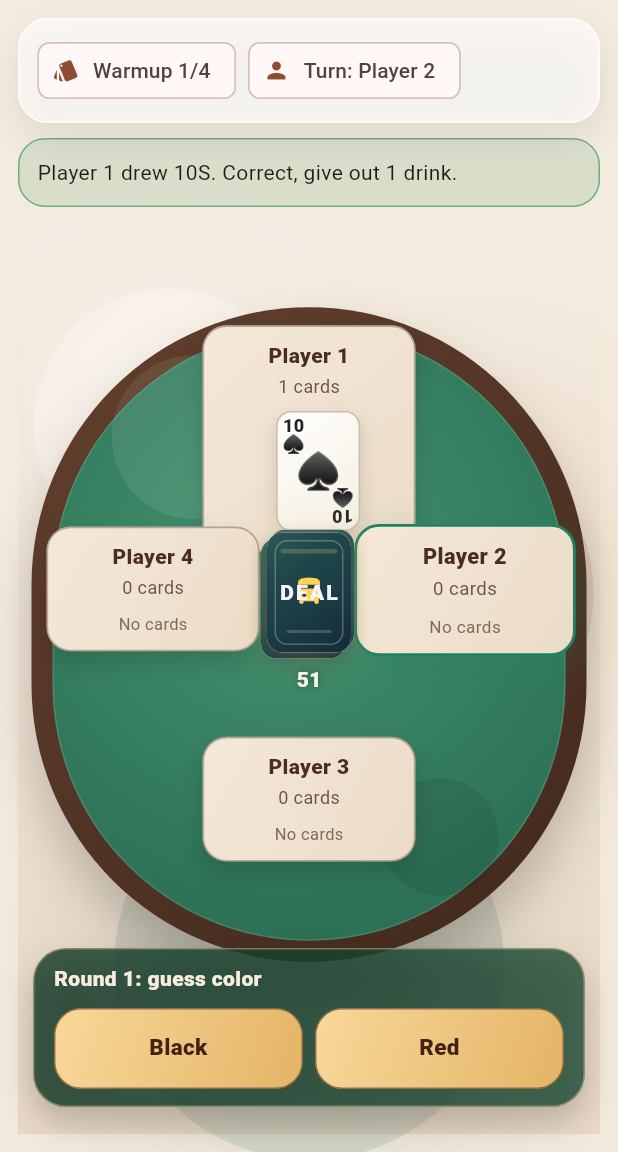
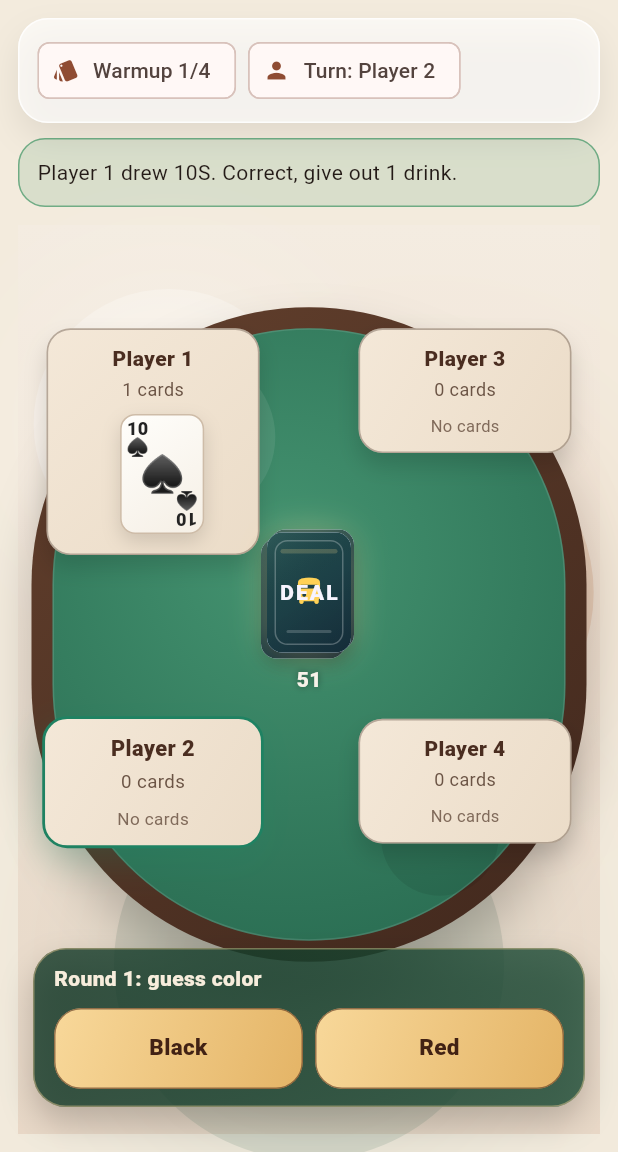
Before and after one commit to bjorkepoc/bussruta, a Flutter app: the screen it shows after launch, after a tap on "Local", after a tap on "Start game", after a tap on "Black", on a phone screen of 412 x 824 dp, the part 84-1236 px from its top. Run offline on Flutter 3.47's test engine with Material 3 defaults, Android fonts, the phone set to English and light mode, and no system bars; our stand-ins replace shared_preferences.

Commit message:
fix(ui): anchor perimeter seating and redesign pyramid board
Reason: enforce bottom-centered odd player seating and make pyramid a dedicated, uncluttered table state with compact edge docks.

```diff
--- a/lib/presentation/game_table_view.dart
+++ b/lib/presentation/game_table_view.dart
@@ -73,12 +73,16 @@ class _GameTableViewState extends State<GameTableView> {
               _TableShell(rect: tableRect),
               if (_showSeats(state.phase))
                 ...List<Widget>.generate(state.players.length, (int index) {
+                  final bool pyramidDock = state.phase == GamePhase.pyramid;
                   final bool compact =
-                      state.phase == GamePhase.pyramid ||
+                      pyramidDock ||
                       (state.phase == GamePhase.warmup
                           ? state.players.length >= 5
                           : state.players.length >= 6);
-                  final Size seatFootprint = _seatFootprint(compact);
+                  final Size seatFootprint = _seatFootprint(
+                    compact,
+                    phase: state.phase,
+                  );
                   final Offset position = _seatCenter(
                     index: index,
                     total: state.players.length,
@@ -99,6 +103,7 @@ class _GameTableViewState extends State<GameTableView> {
                         visibleCards: state.players[index].hand
                             .take(_visibleHandCounts[index] ?? 0)
                             .toList(),
+                        dockMode: pyramidDock,
                         compact: compact,
                         active:
                             state.phase == GamePhase.warmup &&
@@ -273,43 +278,69 @@ class _GameTableViewState extends State<GameTableView> {
   Widget _buildPyramidOverlay(Rect tableRect) {
     final GameState state = widget.state;
     final AppLanguage lang = state.language;
-    final List<Rect> slotRects = _pyramidSlotRects(tableRect);
+    final _PyramidLayout layout = _pyramidLayout(tableRect);
+    final List<Rect> slotRects = layout.slotRects;
     final int nextSlot = state.pyramidRevealIndex >= 15
         ? -1
         : (state.reversePyramid
               ? 14 - state.pyramidRevealIndex.clamp(0, 14)
               : state.pyramidRevealIndex.clamp(0, 14));
-    final Rect deckRect = Rect.fromCenter(
-      center: _pyramidDeckCenter(tableRect),
-      width: _CardMetrics.small.width,
-      height: _CardMetrics.small.height,
-    );
 
     return Stack(
       children: <Widget>[
         Positioned.fromRect(
-          rect: deckRect,
+          rect: layout.boardRect,
+          child: IgnorePointer(
+            child: DecoratedBox(
+              decoration: BoxDecoration(
+                borderRadius: BorderRadius.circular(28),
+                gradient: const LinearGradient(
+                  colors: <Color>[Color(0x1A102E23), Color(0x121D4B3A)],
+                  begin: Alignment.topCenter,
+                  end: Alignment.bottomCenter,
+                ),
+                border: Border.all(color: const Color(0x56FFD89A)),
+                boxShadow: const <BoxShadow>[
+                  BoxShadow(
+                    color: Color(0x33000000),
+                    blurRadius: 20,
+                    offset: Offset(0, 10),
+                  ),
+                ],
+              ),
+            ),
+          ),
+        ),
+        Positioned.fromRect(
+          rect: layout.deckRect,
           child: _DeckStack(
             label: tr(lang, 'PYR', 'PYR'),
             deckCount: state.deck.length,
             ready: false,
           ),
         ),
-        Positioned(
-          left: tableRect.left + 20,
-          top: deckRect.bottom + 12,
+        Positioned.fromRect(
+          rect: layout.hintRect,
+          child: DecoratedBox(
+            decoration: BoxDecoration(
+              borderRadius: BorderRadius.circular(18),
+              color: const Color(0xA61A3B2D),
+              border: Border.all(color: const Color(0x5BFFE4A7)),
+            ),
+            child: Center(
               child: Text(
                 tr(
                   lang,
-              'Tap the glowing next card',
-              'Trykk pa det glodende kortet',
-            ),
+                  'Reveal the glowing next pyramid card',
+                  'Avslor det glodende neste pyramidekortet',
+                ),
+                textAlign: TextAlign.center,
                 style: const TextStyle(
-              color: Color(0xFFF7EDDF),
+                  color: Color(0xFFF8F1E3),
                   fontWeight: FontWeight.w700,
-              shadows: <Shadow>[
-                Shadow(color: Color(0x66000000), blurRadius: 6),
-              ],
+                  fontSize: 12.5,
+                ),
+              ),
             ),
           ),
         ),
@@ -1134,8 +1165,14 @@ class _GameTableViewState extends State<GameTableView> {
     return phase == GamePhase.warmup || phase == GamePhase.pyramid;
   }
 
-  Size _seatFootprint(bool compact) {
-    return compact ? const Size(102, 108) : const Size(142, 144);
+  Size _seatFootprint(bool compact, {required GamePhase phase}) {
+    if (!compact) {
+      return const Size(142, 144);
+    }
+    if (phase == GamePhase.pyramid) {
+      return const Size(94, 96);
+    }
+    return const Size(102, 108);
   }
 
   Offset _seatCenter({
@@ -1144,34 +1181,48 @@ class _GameTableViewState extends State<GameTableView> {
     required GamePhase phase,
     required Rect rect,
   }) {
-    if (phase == GamePhase.pyramid) {
-      final int leftCount = (total / 2).ceil();
-      final bool leftSide = index < leftCount;
-      final int sideIndex = leftSide ? index : index - leftCount;
-      final int sideTotal = leftSide ? leftCount : total - leftCount;
-      final double fraction = sideTotal <= 1
-          ? 0.5
-          : sideIndex / (sideTotal - 1);
-      final double x = leftSide ? rect.left + 68 : rect.right - 68;
-      final double y = rect.top + 76 + fraction * (rect.height - 152);
-      return Offset(x, y);
-    }
-
     final bool compact = phase == GamePhase.pyramid || total >= 5;
-    final Size seatFootprint = _seatFootprint(compact);
-    final double rimInsetX = seatFootprint.width / 2 + 10;
-    final double rimInsetY = seatFootprint.height / 2 + 12;
-
-    final double angleStep = math.pi * 2 / total;
-    final double angle = -math.pi / 2 + angleStep * index;
-    final double radiusX = math.max(70, rect.width / 2 - rimInsetX);
-    final double radiusY = math.max(62, rect.height / 2 - rimInsetY);
-
-    double y = rect.center.dy + math.sin(angle) * radiusY;
-    if (phase == GamePhase.warmup && math.sin(angle) > 0.75) {
-      y += 6;
-    }
-    return Offset(rect.center.dx + math.cos(angle) * radiusX, y);
+    final Size seatFootprint = _seatFootprint(compact, phase: phase);
+    final bool oddCount = total.isOdd;
+    final int sideSlots = oddCount ? (total - 1) ~/ 2 : total ~/ 2;
+    final double edgeInsetX = seatFootprint.width / 2 + 10;
+    final double leftX = rect.left + edgeInsetX;
+    final double rightX = rect.right - edgeInsetX;
+    final double bottomCenterY =
+        rect.bottom -
+        seatFootprint.height / 2 -
+        (phase == GamePhase.pyramid ? 10 : 14);
+
+    if (oddCount && index == 0) {
+      return Offset(rect.center.dx, bottomCenterY);
+    }
+    if (sideSlots <= 0) {
+      return Offset(rect.center.dx, bottomCenterY);
+    }
+
+    final bool leftSide;
+    final int sideIndex;
+    if (oddCount) {
+      leftSide = index <= sideSlots;
+      sideIndex = leftSide ? index - 1 : index - sideSlots - 1;
+    } else {
+      leftSide = index < sideSlots;
+      sideIndex = leftSide ? index : index - sideSlots;
+    }
+
+    final double topRail = phase == GamePhase.pyramid
+        ? _pyramidLayout(rect).hintRect.bottom + seatFootprint.height / 2
+        : rect.top + seatFootprint.height / 2 + 14;
+    final double bottomRail =
+        rect.bottom -
+        seatFootprint.height / 2 -
+        (phase == GamePhase.pyramid ? 30 : 18);
+    final double safeTop = math.min(topRail, bottomRail);
+    final double safeBottom = math.max(topRail, bottomRail);
+    final double fraction = sideSlots == 1 ? 0.5 : sideIndex / (sideSlots - 1);
+    final double y = safeTop + (safeBottom - safeTop) * fraction;
+
+    return Offset(leftSide ? leftX : rightX, y);
   }
 
   Offset _seatCardTarget({
@@ -1180,16 +1231,21 @@ class _GameTableViewState extends State<GameTableView> {
     required GamePhase phaseHint,
     required Rect rect,
   }) {
-    final bool compact =
-        phaseHint == GamePhase.pyramid ||
-        (phaseHint == GamePhase.warmup ? total >= 5 : total >= 6);
     final Offset center = _seatCenter(
       index: index,
       total: total,
       phase: phaseHint,
       rect: rect,
     );
-    return center + Offset(0, compact ? 18 : 26);
+    final bool compact =
+        phaseHint == GamePhase.pyramid ||
+        (phaseHint == GamePhase.warmup ? total >= 5 : total >= 6);
+    final double offsetY = phaseHint == GamePhase.pyramid
+        ? 12
+        : compact
+        ? 18
+        : 26;
+    return center + Offset(0, offsetY);
   }
 
   Offset _warmupDeckCenter(Rect rect) {
@@ -1197,7 +1253,7 @@ class _GameTableViewState extends State<GameTableView> {
   }
 
   Offset _pyramidDeckCenter(Rect rect) {
-    return Offset(rect.center.dx, rect.top + 96);
+    return _pyramidLayout(rect).deckRect.center;
   }
 
   Offset _tieDeckCenter(Rect rect) {
@@ -1209,6 +1265,10 @@ class _GameTableViewState extends State<GameTableView> {
   }
 
   List<Rect> _pyramidSlotRects(Rect rect) {
+    return _pyramidLayout(rect).slotRects;
+  }
+
+  _PyramidLayout _pyramidLayout(Rect rect) {
     const List<List<int>> rows = <List<int>>[
       <int>[14],
       <int>[12, 13],
@@ -1216,13 +1276,32 @@ class _GameTableViewState extends State<GameTableView> {
       <int>[5, 6, 7, 8],
       <int>[0, 1, 2, 3, 4],
     ];
+    final Rect deckRect = Rect.fromCenter(
+      center: Offset(rect.center.dx, rect.top + 96),
+      width: _CardMetrics.medium.width,
+      height: _CardMetrics.medium.height,
+    );
+    final double hintWidth = math.min(rect.width - 32, 316);
+    final Rect hintRect = Rect.fromCenter(
+      center: Offset(rect.center.dx, deckRect.bottom + 23),
+      width: hintWidth,
+      height: 36,
+    );
+
     final List<Rect> slotRects = List<Rect>.filled(15, Rect.zero);
-    const double gapX = 8;
-    const double gapY = 10;
+    const double gapX = 14;
+    const double gapY = 12;
     final Size cardSize = _CardMetrics.small;
     final double totalHeight =
         rows.length * cardSize.height + (rows.length - 1) * gapY;
-    double top = rect.center.dy - totalHeight / 2 + 24;
+    final double baseRowWidth =
+        rows.last.length * cardSize.width + (rows.last.length - 1) * gapX;
+    final double minTop = hintRect.bottom + 14;
+    final double maxTop = math.max(minTop, rect.bottom - totalHeight - 26);
+    final double preferredTop = rect.center.dy - totalHeight / 2 + 24;
+    final double slotTop = (preferredTop.clamp(minTop, maxTop) as num)
+        .toDouble();
+    double top = slotTop;
 
     for (final List<int> row in rows) {
       final double rowWidth =
@@ -1239,7 +1318,18 @@ class _GameTableViewState extends State<GameTableView> {
       }
       top += cardSize.height + gapY;
     }
-    return slotRects;
+    final Rect boardRect = Rect.fromCenter(
+      center: Offset(rect.center.dx, slotTop + totalHeight / 2),
+      width: baseRowWidth + 52,
+      height: totalHeight + 44,
+    );
+
+    return _PyramidLayout(
+      deckRect: deckRect,
+      hintRect: hintRect,
+      boardRect: boardRect,
+      slotRects: slotRects,
+    );
   }
 
   List<Rect> _tieSlotRects(Rect rect, int total) {
@@ -1452,6 +1542,7 @@ class _SeatChip extends StatelessWidget {
     required this.player,
     required this.language,
     required this.visibleCards,
+    required this.dockMode,
     required this.compact,
     required this.active,
     required this.winner,
@@ -1461,6 +1552,7 @@ class _SeatChip extends StatelessWidget {
   final PlayerState player;
   final AppLanguage language;
   final List<PlayingCard> visibleCards;
+  final bool dockMode;
   final bool compact;
   final bool active;
   final bool winner;
@@ -1480,6 +1572,14 @@ class _SeatChip extends StatelessWidget {
       '${player.hand.length} cards',
       '${player.hand.length} kort',
     );
+    final double compactChipWidth = dockMode ? 92 : 102;
+    final double compactHandWidth = dockMode ? 84 : 96;
+    final double compactHandCanvasWidth = dockMode ? 76 : 88;
+    final double compactHandHeight = visibleCards.isEmpty
+        ? (dockMode ? 30 : 34)
+        : (dockMode ? 52 : 58);
+    final double compactNameSize = dockMode ? 11 : 12;
+    final double compactCountSize = dockMode ? 9 : 10;
 
     if (compact) {
       return AnimatedScale(
@@ -1490,8 +1590,11 @@ class _SeatChip extends StatelessWidget {
           children: <Widget>[
             AnimatedContainer(
               duration: const Duration(milliseconds: 240),
-              width: 102,
-              padding: const EdgeInsets.symmetric(horizontal: 10, vertical: 8),
+              width: compactChipWidth,
+              padding: EdgeInsets.symmetric(
+                horizontal: dockMode ? 8 : 10,
+                vertical: dockMode ? 7 : 8,
+              ),
               decoration: BoxDecoration(
                 borderRadius: BorderRadius.circular(18),
                 border: Border.all(
@@ -1521,18 +1624,18 @@ class _SeatChip extends StatelessWidget {
                     maxLines: 1,
                     overflow: TextOverflow.ellipsis,
                     textAlign: TextAlign.center,
-                    style: const TextStyle(
-                      fontSize: 12,
+                    style: TextStyle(
+                      fontSize: compactNameSize,
                       fontWeight: FontWeight.w800,
-                      color: Color(0xFF4A2D20),
-                    ),
-                  ),
-                  const SizedBox(height: 2),
+                      color: const Color(0xFF4A2D20),
+                    ),
+                  ),
+                  SizedBox(height: dockMode ? 1.5 : 2),
                   Text(
                     handCountLabel,
-                    style: const TextStyle(
-                      fontSize: 10,
-                      color: Color(0xFF6B5445),
+                    style: TextStyle(
+                      fontSize: compactCountSize,
+                      color: const Color(0xFF6B5445),
                     ),
                   ),
                 ],
@@ -1541,8 +1644,8 @@ class _SeatChip extends StatelessWidget {
             const SizedBox(height: 6),
             AnimatedContainer(
               duration: const Duration(milliseconds: 240),
-              width: 96,
-              height: visibleCards.isEmpty ? 34 : 58,
+              width: compactHandWidth,
+              height: compactHandHeight,
               padding: const EdgeInsets.symmetric(horizontal: 4, vertical: 5),
               decoration: BoxDecoration(
                 borderRadius: BorderRadius.circular(18),
@@ -1572,12 +1675,12 @@ class _SeatChip extends StatelessWidget {
                       ),
                     )
                   : SizedBox(
-                      width: 88,
-                      height: 48,
+                      width: compactHandCanvasWidth,
+                      height: dockMode ? 42 : 48,
                       child: _OverlappedHand(
                         cards: visibleCards,
                         size: _CardVisualSize.small,
-                        canvasWidth: 88,
+                        canvasWidth: compactHandCanvasWidth,
                       ),
                     ),
             ),
@@ -1814,7 +1917,6 @@ class _PyramidSlotCard extends StatelessWidget {
       child: AnimatedContainer(
         duration: const Duration(milliseconds: 220),
         curve: Curves.easeOut,
-        clipBehavior: Clip.antiAlias,
         decoration: BoxDecoration(
           borderRadius: radius,
           boxShadow: active
@@ -1847,19 +1949,16 @@ class _PyramidRevealTarget extends StatelessWidget {
     final BorderRadius radius = BorderRadius.circular(
       _CardMetrics.small.width * 0.18,
     );
-    return ClipRRect(
-      borderRadius: radius,
-      child: Material(
-        color: Colors.transparent,
-        child: InkWell(
+    return GestureDetector(
       onTap: onTap,
-          customBorder: RoundedRectangleBorder(borderRadius: radius),
-          child: Ink(
+      child: AnimatedContainer(
+        duration: const Duration(milliseconds: 220),
+        curve: Curves.easeOut,
         decoration: BoxDecoration(
           borderRadius: radius,
           border: Border.all(color: const Color(0xAAFFE4A7), width: 1.6),
           gradient: const LinearGradient(
-                colors: <Color>[Color(0x33FFE4A7), Color(0x11FFFFFF)],
+            colors: <Color>[Color(0x44FFE4A7), Color(0x16FFFFFF)],
             begin: Alignment.topLeft,
             end: Alignment.bottomRight,
           ),
@@ -1878,8 +1977,6 @@ class _PyramidRevealTarget extends StatelessWidget {
               color: Color(0xFFF7F1E2),
               fontWeight: FontWeight.w900,
               fontSize: 24,
-                ),
-              ),
             ),
           ),
         ),
@@ -2505,6 +2602,20 @@ class _FlightCard {
   }
 }
 
+class _PyramidLayout {
+  const _PyramidLayout({
+    required this.deckRect,
+    required this.hintRect,
+    required this.boardRect,
+    required this.slotRects,
+  });
+
+  final Rect deckRect;
+  final Rect hintRect;
+  final Rect boardRect;
+  final List<Rect> slotRects;
+}
+
 class _BusLayout {
   const _BusLayout({
     required this.deckRect,
```
Lines whose indentation alone changed are shown as unchanged.
